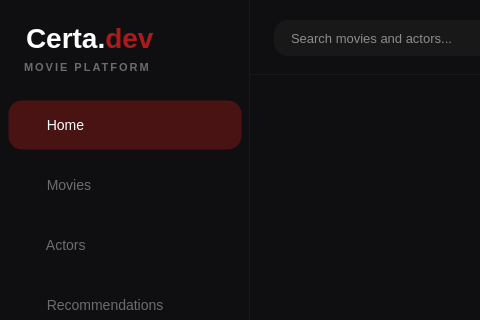
Above: presentationLayer/layout/layout.ui from codingburgas/2526-9-CPP-SprintProject-Certa.dev before the change; both pictures show x 0 to 480 and y 0 to 320 of the 1000 by 750 pixel window. Below: the same form after it.
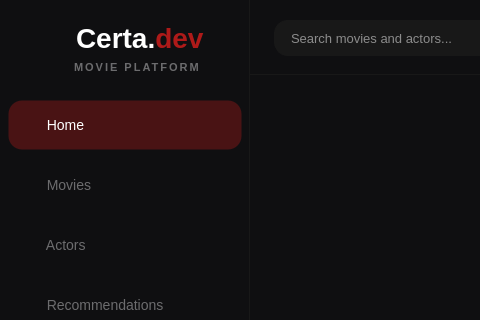
That is the form after the change. Icons and pictures are not drawn.

Commit message: feat: add logo to the app

Diff of the .ui file:
```diff
--- a/presentationLayer/layout/layout.ui
+++ b/presentationLayer/layout/layout.ui
@@ -192,12 +192,31 @@
         <height>16777215</height>
        </size>
       </property>
+      <widget class="QLabel" name="brandLogoLabel">
+       <property name="geometry">
+        <rect>
+         <x>10</x>
+         <y>20</y>
+         <width>51</width>
+         <height>51</height>
+        </rect>
+       </property>
+       <property name="text">
+        <string/>
+       </property>
+       <property name="pixmap">
+        <pixmap resource="../../assets/resources.qrc">:/logo/Certa.dev_clean.png</pixmap>
+       </property>
+       <property name="scaledContents">
+        <bool>true</bool>
+       </property>
+      </widget>
       <widget class="QLabel" name="brandNameLabel">
        <property name="geometry">
         <rect>
-         <x>12</x>
+         <x>62</x>
          <y>18</y>
-         <width>226</width>
+         <width>176</width>
          <height>40</height>
         </rect>
        </property>
@@ -214,9 +233,9 @@
       <widget class="QLabel" name="brandSubLabel">
        <property name="geometry">
         <rect>
-         <x>12</x>
+         <x>62</x>
          <y>60</y>
-         <width>226</width>
+         <width>176</width>
          <height>14</height>
         </rect>
        </property>
```
Left out of the diff: 4 changed lines with no effect on the pictures. The commit also changes 6 other files.
